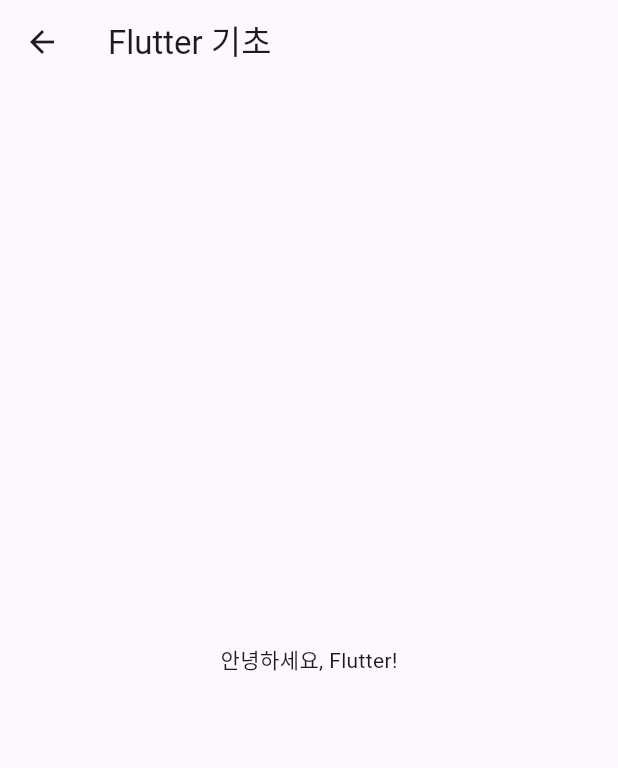
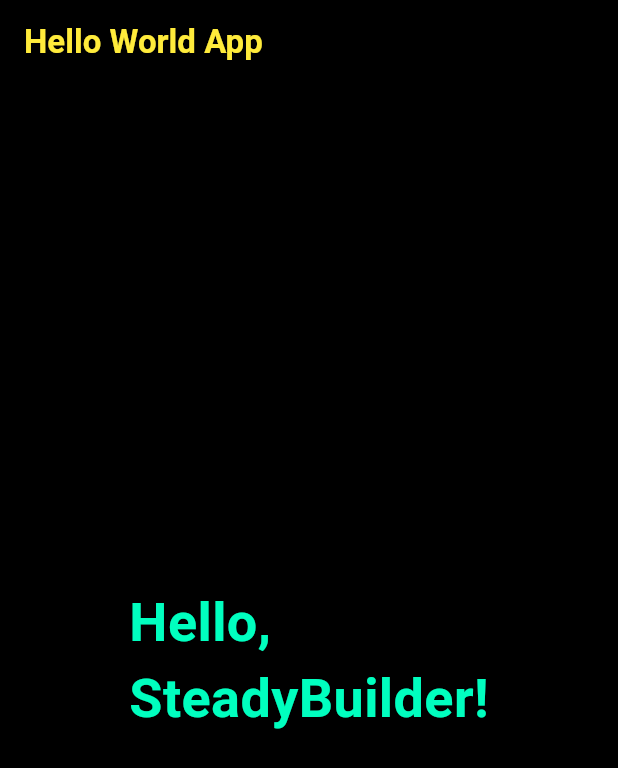
Before and after one commit to SteadyBuilder/my_first_app, a Flutter app: the screen it shows after launch, after a tap on "Hello", on a phone screen of 412 x 824 dp. Shown: the top 768 px of the screen. Run offline on Flutter 3.47's test engine with Material 3 defaults, Android fonts, the light colour scheme and no system bars; our stand-ins replace qr_flutter, shared_preferences; missing offline and left inert: mobile_scanner.

Commit message:
블로그용 flutter 기초 실습

```diff
--- a/lib/main.dart
+++ b/lib/main.dart
@@ -1,6 +1,9 @@
 import 'package:flutter/material.dart';
+import 'package:my_first_app/my_project/column.dart';
+import 'package:my_first_app/my_project/column_row.dart';
 import 'package:my_first_app/my_project/hello.dart';
 import 'package:my_first_app/my_project/counter.dart';
+import 'package:my_first_app/my_project/row.dart';
 import 'package:my_first_app/my_project/todo.dart';
 import 'package:my_first_app/my_project/calculator.dart';
 import 'package:my_first_app/my_project/quote_app.dart';
@@ -12,18 +15,21 @@ import 'package:my_first_app/my_project/img_view.dart';
 import 'package:my_first_app/my_project/weather.dart';
 import 'package:my_first_app/my_project/QRGenerator.dart';
 import 'package:my_first_app/my_project/QRScanner.dart';
+import 'package:my_first_app/my_project/timer.dart';
 
 void main() {
   runApp(MultiFeatureApp());
 }
 
 class MultiFeatureApp extends StatelessWidget {
+  const MultiFeatureApp({super.key});
+
   @override
   Widget build(BuildContext context) {
     return MaterialApp(
       debugShowCheckedModeBanner: false,
       title: '100 Mini Projects',
-      theme: ThemeData(primarySwatch: Colors.blue),
+      theme: ThemeData(primarySwatch: Colors.amber),
       home: HomeScreen(),
     );
   }
@@ -31,7 +37,10 @@ class MultiFeatureApp extends StatelessWidget {
 
 class HomeScreen extends StatelessWidget {
   final List<Map<String, dynamic>> projects = [
-    {'name': 'Hello', 'widget': const HelloPage()},
+    {'name': 'Hello', 'widget': HelloPage()},
+    {'name': 'Column', 'widget': ColumnPage()},
+    {'name': 'Row', 'widget': RowPage()},
+    {'name': 'ColumnRow', 'widget': ColumnRowPage()},
     {'name': '카운터 앱', 'widget': const CounterScreen()},
     {'name': '할일 목록 앱', 'widget': const TodoScreen()},
     {'name': '계산기 앱', 'widget': CalculatorScreen()},
@@ -43,9 +52,12 @@ class HomeScreen extends StatelessWidget {
     {'name': '이미지뷰어 앱', 'widget': ImageViewerScreen()},
     {'name': '날씨 앱', 'widget': WeatherScreen()},
     {'name': 'QR 코드 생성기', 'widget': QRGeneratorScreen()},
-    {'name': 'QR 코드 스캐너', 'widget': QRScannerScreen()},
+    {'name': 'QR 코드 스캐너', 'widget': const QRScannerScreen()},
+    {'name': '타이머', 'widget': TimerScreen()},
     // 계속 추가...
   ];
+
+  HomeScreen({super.key});
 
   @override
   Widget build(BuildContext context) {
--- a/lib/my_project/hello.dart
+++ b/lib/my_project/hello.dart
@@ -1,13 +1,32 @@
 import 'package:flutter/material.dart';
 
 class HelloPage extends StatelessWidget {
-  const HelloPage({super.key});
-
   @override
   Widget build(BuildContext context) {
-    return Scaffold(
-      appBar: AppBar(title: const Text("Flutter 기초")),
-      body: const Center(child: Text("안녕하세요, Flutter!")),
+    return MaterialApp(
+      home: Scaffold(
+        backgroundColor: const Color.fromARGB(255, 0, 0, 0),
+        appBar: AppBar(
+          backgroundColor: const Color.fromARGB(255, 0, 0, 0),
+          title: Text(
+            'Hello World App',
+            style: TextStyle(
+              color: Colors.yellow,
+              fontWeight: FontWeight.bold,
+            ),
+          ),
+        ),
+        body: Center(
+          child: Text(
+            'Hello,\nSteadyBuilder!',
+            style: TextStyle(
+              fontSize: 36,
+              fontWeight: FontWeight.bold,
+              color: const Color.fromARGB(255, 0, 255, 191),
+            ),
+          ),
+        ),
+      ),
     );
   }
 }
--- a/pubspec.yaml
+++ b/pubspec.yaml
@@ -35,6 +35,7 @@ dependencies:
   shared_preferences: ^2.3.5
   qr_flutter: ^4.1.0
   mobile_scanner: ^6.0.2
+  image: ^4.0.15
 
 
   # The following adds the Cupertino Icons font to your application.
```
Also changed, not shown: lib/my_project/column.dart (added, +19 -0 lines), lib/my_project/column_row.dart (added, +26 -0 lines), lib/my_project/row.dart (added, +20 -0 lines), lib/my_project/timer.dart (added, +106 -0 lines), lib/my_project/webp_to_png.dart (added, +17 -0 lines).
